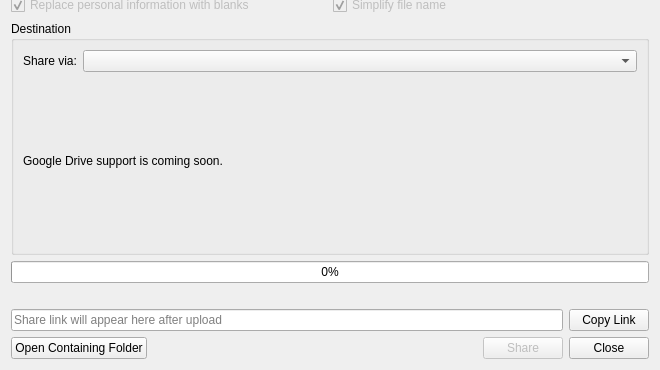
Old version of the form oscar/sharedialog.ui in the repository tomasohara/OSCAR-SQL; both pictures show x 0 to 660 and y 190 to 560 of the 660 by 560 pixel window.
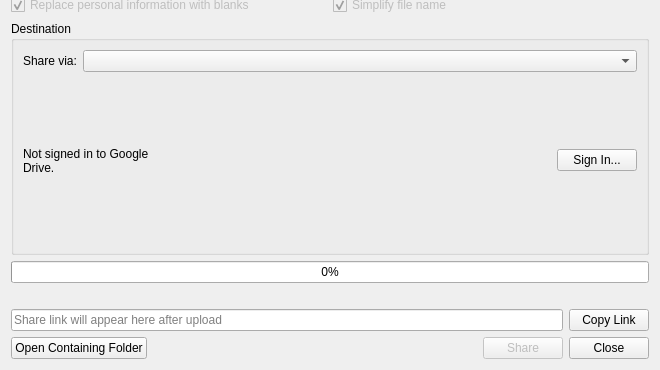
New version of the form. The open tabs and pages were chosen to show the change.

Commit message:
Share Profile: add Google Drive destination
GoogleDriveUploader handles OAuth2 (with client_secret), resumable
upload, and public permission creation to produce a share link.
OAuth2Handler gains an optional clientSecret field used by Google
but not Dropbox. Link is copied to clipboard automatically on success.

The edit to the form file:
```diff
--- a/oscar/sharedialog.ui
+++ b/oscar/sharedialog.ui
@@ -301,7 +301,10 @@
           <item>
            <widget class="QLabel" name="googleDriveLabel">
             <property name="text">
-             <string>Google Drive support is coming soon.</string>
+             <string>Not signed in to Google Drive.</string>
+            </property>
+            <property name="wordWrap">
+             <bool>true</bool>
             </property>
            </widget>
           </item>
@@ -318,6 +321,16 @@
             </property>
            </spacer>
           </item>
+          <item>
+           <widget class="QPushButton" name="googleDriveAuthButton">
+            <property name="text">
+             <string>Sign In...</string>
+            </property>
+            <property name="fixedWidth">
+             <number>100</number>
+            </property>
+           </widget>
+          </item>
          </layout>
         </widget>
         <!-- Page 3: OneDrive -->
```
Left out of the diff: 2 changed lines with no effect on the pictures. The commit also changes 8 other files.
